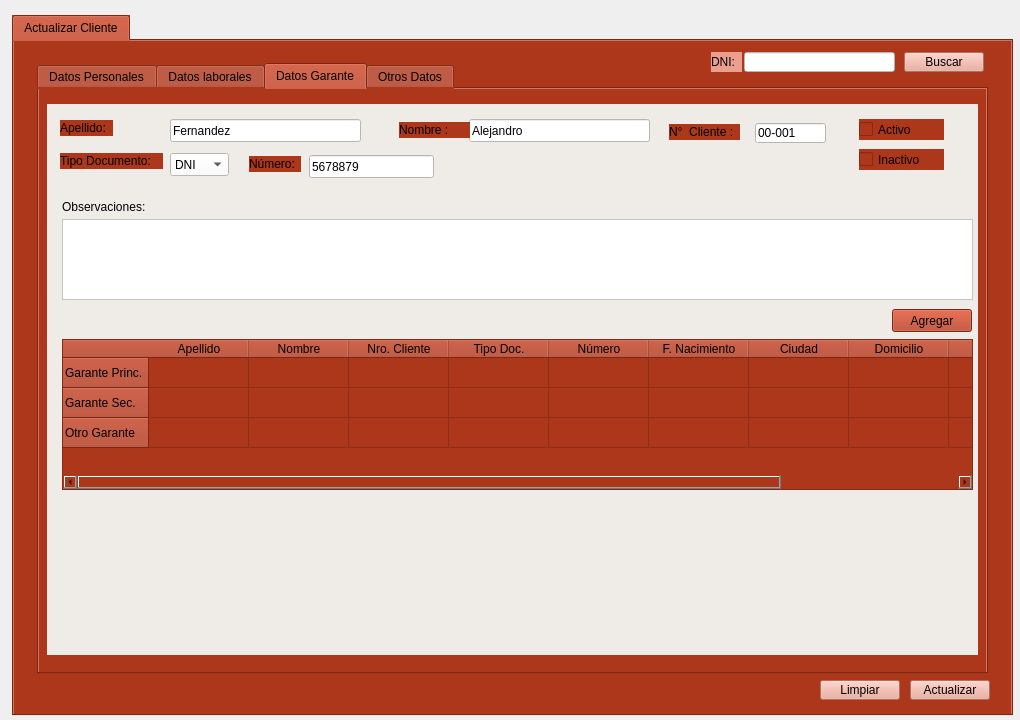
Qt form form_clientes_actualizar.ui (blueautomatic/Slam_Sistema_creditos) before a commit.
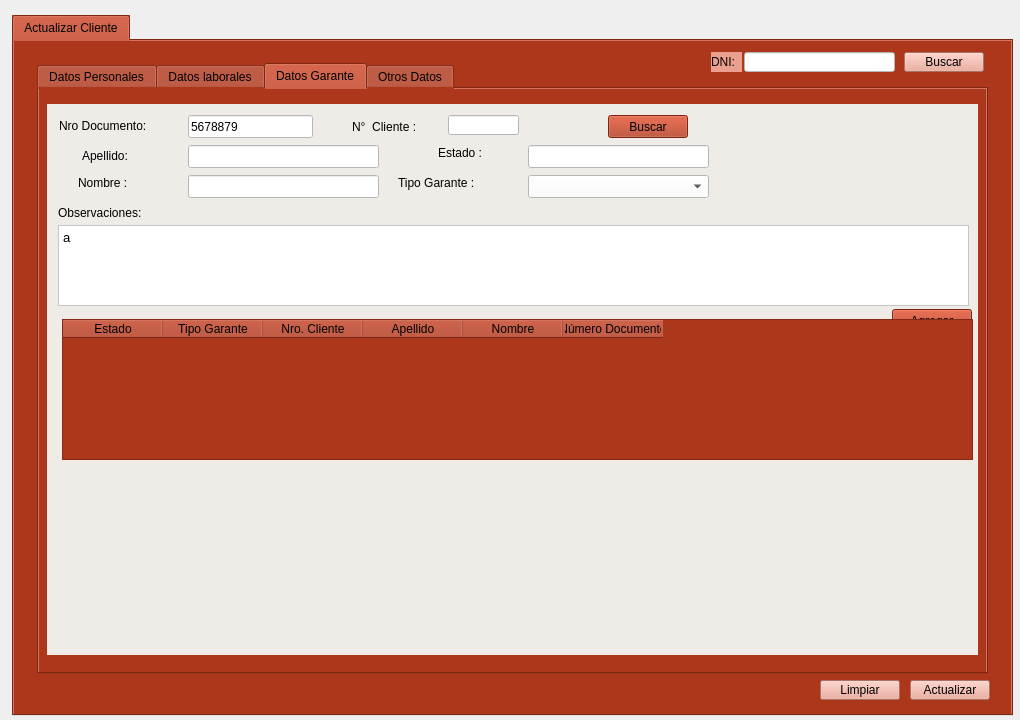
The same form after that commit. The open tabs and pages were chosen to show the change. Icons and pictures are not drawn.

Commit message: falta grilla de garantes y otros datos

Diff of the .ui file:
```diff
--- a/form_clientes_actualizar.ui
+++ b/form_clientes_actualizar.ui
@@ -985,157 +985,6 @@
       <attribute name="title">
        <string>Datos Garante</string>
       </attribute>
-      <widget class="QLineEdit" name="lne_garante_nombre_4">
-       <property name="geometry">
-        <rect>
-         <x>430</x>
-         <y>30</y>
-         <width>181</width>
-         <height>23</height>
-        </rect>
-       </property>
-       <property name="styleSheet">
-        <string notr="true">background-color: rgb(255, 255, 255);</string>
-       </property>
-       <property name="text">
-        <string>Alejandro</string>
-       </property>
-      </widget>
-      <widget class="QLabel" name="label_146">
-       <property name="geometry">
-        <rect>
-         <x>210</x>
-         <y>67</y>
-         <width>52</width>
-         <height>16</height>
-        </rect>
-       </property>
-       <property name="text">
-        <string>Número:</string>
-       </property>
-      </widget>
-      <widget class="QLabel" name="label_151">
-       <property name="geometry">
-        <rect>
-         <x>21</x>
-         <y>64</y>
-         <width>103</width>
-         <height>16</height>
-        </rect>
-       </property>
-       <property name="text">
-        <string>Tipo Documento:</string>
-       </property>
-      </widget>
-      <widget class="QLineEdit" name="lne_garante_nro_cliente_4">
-       <property name="geometry">
-        <rect>
-         <x>716</x>
-         <y>34</y>
-         <width>71</width>
-         <height>20</height>
-        </rect>
-       </property>
-       <property name="styleSheet">
-        <string notr="true">background-color: rgb(255, 255, 255);</string>
-       </property>
-       <property name="text">
-        <string>00-001</string>
-       </property>
-      </widget>
-      <widget class="QLabel" name="label_154">
-       <property name="geometry">
-        <rect>
-         <x>360</x>
-         <y>33</y>
-         <width>71</width>
-         <height>16</height>
-        </rect>
-       </property>
-       <property name="text">
-        <string>Nombre :</string>
-       </property>
-      </widget>
-      <widget class="QLabel" name="label_155">
-       <property name="geometry">
-        <rect>
-         <x>21</x>
-         <y>31</y>
-         <width>53</width>
-         <height>16</height>
-        </rect>
-       </property>
-       <property name="text">
-        <string>Apellido:</string>
-       </property>
-      </widget>
-      <widget class="QCheckBox" name="checkBox_10">
-       <property name="geometry">
-        <rect>
-         <x>820</x>
-         <y>30</y>
-         <width>85</width>
-         <height>21</height>
-        </rect>
-       </property>
-       <property name="text">
-        <string>Activo</string>
-       </property>
-      </widget>
-      <widget class="QComboBox" name="cbx_garante_tipo_doc_4">
-       <property name="geometry">
-        <rect>
-         <x>131</x>
-         <y>64</y>
-         <width>59</width>
-         <height>23</height>
-        </rect>
-       </property>
-       <item>
-        <property name="text">
-         <string>DNI </string>
-        </property>
-       </item>
-       <item>
-        <property name="text">
-         <string>CUIL</string>
-        </property>
-       </item>
-       <item>
-        <property name="text">
-         <string>CUIT </string>
-        </property>
-       </item>
-      </widget>
-      <widget class="QLineEdit" name="lne_garante_apellido_4">
-       <property name="geometry">
-        <rect>
-         <x>131</x>
-         <y>30</y>
-         <width>191</width>
-         <height>23</height>
-        </rect>
-       </property>
-       <property name="styleSheet">
-        <string notr="true">background-color: rgb(255, 255, 255);</string>
-       </property>
-       <property name="text">
-        <string>Fernandez</string>
-       </property>
-      </widget>
-      <widget class="QLabel" name="label_157">
-       <property name="geometry">
-        <rect>
-         <x>630</x>
-         <y>35</y>
-         <width>71</width>
-         <height>16</height>
-        </rect>
-       </property>
-       <property name="text">
-        <string>N°  Cliente :</string>
-       </property>
-      </widget>
       <widget class="QLabel" name="label_158">
        <property name="geometry">
         <rect>
@@ -1149,35 +998,6 @@
         <string>Domicilio :</string>
        </property>
       </widget>
-      <widget class="QCheckBox" name="checkBox_11">
-       <property name="geometry">
-        <rect>
-         <x>820</x>
-         <y>60</y>
-         <width>85</width>
-         <height>21</height>
-        </rect>
-       </property>
-       <property name="text">
-        <string>Inactivo</string>
-       </property>
-      </widget>
-      <widget class="QLineEdit" name="lne_garante_nro_doc_4">
-       <property name="geometry">
-        <rect>
-         <x>270</x>
-         <y>66</y>
-         <width>125</width>
-         <height>23</height>
-        </rect>
-       </property>
-       <property name="styleSheet">
-        <string notr="true">background-color: rgb(255, 255, 255);</string>
-       </property>
-       <property name="text">
-        <string>5678879</string>
-       </property>
-      </widget>
       <widget class="QGroupBox" name="groupBox_3">
        <property name="geometry">
         <rect>
@@ -1220,11 +1040,37 @@
        <property name="title">
         <string/>
        </property>
-       <widget class="QLabel" name="label_145">
+       <widget class="QPushButton" name="boton_agregar_4">
         <property name="geometry">
          <rect>
-          <x>20</x>
-          <y>100</y>
+          <x>850</x>
+          <y>210</y>
+          <width>80</width>
+          <height>23</height>
+         </rect>
+        </property>
+        <property name="text">
+         <string>Agregar</string>
+        </property>
+       </widget>
+       <widget class="QLabel" name="label_51">
+        <property name="geometry">
+         <rect>
+          <x>17</x>
+          <y>17</y>
+          <width>111</width>
+          <height>20</height>
+         </rect>
+        </property>
+        <property name="text">
+         <string>Nro Documento:</string>
+        </property>
+       </widget>
+       <widget class="QLabel" name="label_22">
+        <property name="geometry">
+         <rect>
+          <x>16</x>
+          <y>106</y>
           <width>121</width>
           <height>16</height>
          </rect>
@@ -1233,121 +1079,270 @@
          <string>Observaciones: </string>
         </property>
        </widget>
-       <widget class="QTextEdit" name="txte_garante_observaciones_4">
+       <widget class="QLabel" name="label_23">
         <property name="geometry">
          <rect>
-          <x>20</x>
-          <y>120</y>
+          <x>396</x>
+          <y>46</y>
+          <width>61</width>
+          <height>16</height>
+         </rect>
+        </property>
+        <property name="text">
+         <string>Estado :</string>
+        </property>
+       </widget>
+       <widget class="QTextEdit" name="txte_garante_observaciones">
+        <property name="geometry">
+         <rect>
+          <x>16</x>
+          <y>126</y>
           <width>911</width>
           <height>81</height>
          </rect>
         </property>
-        <property name="styleSheet">
-         <string notr="true">background-color: rgb(255, 255, 255);</string>
+        <property name="html">
+         <string>&lt;!DOCTYPE HTML PUBLIC &quot;-//W3C//DTD HTML 4.0//EN&quot; &quot;http://www.w3.org/TR/REC-html40/strict.dtd&quot;&gt;
+&lt;html&gt;&lt;head&gt;&lt;meta name=&quot;qrichtext&quot; content=&quot;1&quot; /&gt;&lt;style type=&quot;text/css&quot;&gt;
+p, li { white-space: pre-wrap; }
+&lt;/style&gt;&lt;/head&gt;&lt;body style=&quot; font-family:'KacstOne'; font-size:10pt; font-weight:72; font-style:normal;&quot;&gt;
+&lt;p style=&quot; margin-top:0px; margin-bottom:0px; margin-left:0px; margin-right:0px; -qt-block-indent:0; text-indent:0px;&quot;&gt;a&lt;/p&gt;&lt;/body&gt;&lt;/html&gt;</string>
         </property>
        </widget>
-       <widget class="QTableWidget" name="tw_garantes_lista_4">
+       <widget class="QLabel" name="label_4">
         <property name="geometry">
          <rect>
-          <x>20</x>
-          <y>240</y>
-          <width>911</width>
-          <height>151</height>
+          <x>36</x>
+          <y>76</y>
+          <width>71</width>
+          <height>16</height>
          </rect>
         </property>
-        <row>
+        <property name="text">
+         <string>Nombre :</string>
+        </property>
+       </widget>
+       <widget class="QLabel" name="label_24">
+        <property name="geometry">
+         <rect>
+          <x>356</x>
+          <y>76</y>
+          <width>101</width>
+          <height>16</height>
+         </rect>
+        </property>
+        <property name="text">
+         <string>Tipo Garante :</string>
+        </property>
+       </widget>
+       <widget class="QComboBox" name="cbx_tipo_garante">
+        <property name="geometry">
+         <rect>
+          <x>486</x>
+          <y>76</y>
+          <width>181</width>
+          <height>23</height>
+         </rect>
+        </property>
+        <item>
          <property name="text">
-          <string>Garante Princ.</string>
+          <string/>
          </property>
-         <property name="icon">
-          <iconset>
-           <normalon>../../../../Descargas/calidad-de-la-pagina.png</normalon>
-          </iconset>
+        </item>
+        <item>
+         <property name="text">
+          <string>Garante Principal</string>
          </property>
-        </row>
-        <row>
+        </item>
+        <item>
          <property name="text">
-          <string>Garante Sec.</string>
+          <string>Garante Secundario</string>
          </property>
-         <property name="icon">
-          <iconset>
-           <normalon>../../../../Descargas/calidad-de-la-pagina.png</normalon>
-          </iconset>
-         </property>
-        </row>
-        <row>
+        </item>
+        <item>
          <property name="text">
           <string>Otro Garante</string>
          </property>
-         <property name="icon">
-          <iconset>
-           <normalon>../../../../Descargas/calidad-de-la-pagina.png</normalon>
-          </iconset>
+        </item>
+       </widget>
+       <widget class="QLineEdit" name="lne_garante_apellido">
+        <property name="geometry">
+         <rect>
+          <x>146</x>
+          <y>46</y>
+          <width>191</width>
+          <height>23</height>
+         </rect>
+        </property>
+        <property name="text">
+         <string/>
+        </property>
+       </widget>
+       <widget class="QLineEdit" name="lne_garante_nombre">
+        <property name="geometry">
+         <rect>
+          <x>146</x>
+          <y>76</y>
+          <width>191</width>
+          <height>23</height>
+         </rect>
+        </property>
+        <property name="text">
+         <string/>
+        </property>
+       </widget>
+       <widget class="QPushButton" name="boton_buscar_garante">
+        <property name="geometry">
+         <rect>
+          <x>566</x>
+          <y>16</y>
+          <width>80</width>
+          <height>23</height>
+         </rect>
+        </property>
+        <property name="text">
+         <string>Buscar</string>
+        </property>
+       </widget>
+       <widget class="QLineEdit" name="lne_garante_nro_doc">
+        <property name="geometry">
+         <rect>
+          <x>146</x>
+          <y>16</y>
+          <width>125</width>
+          <height>23</height>
+         </rect>
+        </property>
+        <property name="text">
+         <string>5678879</string>
+        </property>
+       </widget>
+       <widget class="QLineEdit" name="lne_garante_nro_cliente">
+        <property name="geometry">
+         <rect>
+          <x>406</x>
+          <y>16</y>
+          <width>71</width>
+          <height>20</height>
+         </rect>
+        </property>
+        <property name="text">
+         <string/>
+        </property>
+       </widget>
+       <widget class="QLineEdit" name="lne_garante_estado">
+        <property name="geometry">
+         <rect>
+          <x>486</x>
+          <y>46</y>
+          <width>181</width>
+          <height>23</height>
+         </rect>
+        </property>
+        <property name="text">
+         <string/>
+        </property>
+       </widget>
+       <widget class="QLabel" name="label_29">
+        <property name="geometry">
+         <rect>
+          <x>40</x>
+          <y>49</y>
+          <width>61</width>
+          <height>16</height>
+         </rect>
+        </property>
+        <property name="text">
+         <string>Apellido:</string>
+        </property>
+       </widget>
+       <widget class="QLabel" name="label_31">
+        <property name="geometry">
+         <rect>
+          <x>310</x>
+          <y>20</y>
+          <width>81</width>
+          <height>16</height>
+         </rect>
+        </property>
+        <property name="text">
+         <string>N°  Cliente :</string>
+        </property>
+       </widget>
+       <widget class="QTableWidget" name="tw_garantes_lista">
+        <property name="geometry">
+         <rect>
+          <x>20</x>
+          <y>220</y>
+          <width>911</width>
+          <height>141</height>
+         </rect>
+        </property>
+        <column>
+         <property name="text">
+          <string>Estado</string>
          </property>
-        </row>
+         <property name="background">
+          <color>
+           <red>252</red>
+           <green>227</green>
+           <blue>220</blue>
+          </color>
+         </property>
+        </column>
+        <column>
+         <property name="text">
+          <string>Tipo Garante</string>
+         </property>
+        </column>
+        <column>
+         <property name="text">
+          <string>Nro. Cliente</string>
+         </property>
+         <property name="background">
+          <color>
+           <red>252</red>
+           <green>227</green>
+           <blue>220</blue>
+          </color>
+         </property>
+        </column>
         <column>
          <property name="text">
           <string>Apellido</string>
          </property>
+         <property name="background">
+          <color>
+           <red>252</red>
+           <green>227</green>
+           <blue>220</blue>
+          </color>
+         </property>
         </column>
         <column>
          <property name="text">
           <string>Nombre</string>
          </property>
-        </column>
-        <column>
-         <property name="text">
-          <string>Nro. Cliente</string>
+         <property name="background">
+          <color>
+           <red>252</red>
+           <green>227</green>
+           <blue>220</blue>
+          </color>
          </property>
         </column>
         <column>
          <property name="text">
-          <string>Tipo Doc.</string>
+          <string>Número Documento</string>
          </property>
-        </column>
-        <column>
-         <property name="text">
-          <string>Número</string>
+         <property name="background">
+          <color>
+           <red>252</red>
+           <green>227</green>
+           <blue>220</blue>
+          </color>
          </property>
         </column>
-        <column>
-         <property name="text">
-          <string>F. Nacimiento</string>
-         </property>
-        </column>
-        <column>
-         <property name="text">
-          <string>Ciudad</string>
-         </property>
-        </column>
-        <column>
-         <property name="text">
-          <string>Domicilio</string>
-         </property>
-        </column>
-        <column>
-         <property name="text">
-          <string>Teléfono</string>
-         </property>
-        </column>
-        <column>
-         <property name="text">
-          <string>Estado</string>
-         </property>
-        </column>
-       </widget>
-       <widget class="QPushButton" name="boton_agregar_4">
-        <property name="geometry">
-         <rect>
-          <x>850</x>
-          <y>210</y>
-          <width>80</width>
-          <height>23</height>
-         </rect>
-        </property>
-        <property name="text">
-         <string>Agregar</string>
-        </property>
        </widget>
       </widget>
       <zorder>label_158</zorder>
```
Left out of the diff: 106 changed lines with no effect on the pictures. The commit also changes 17 other files.
